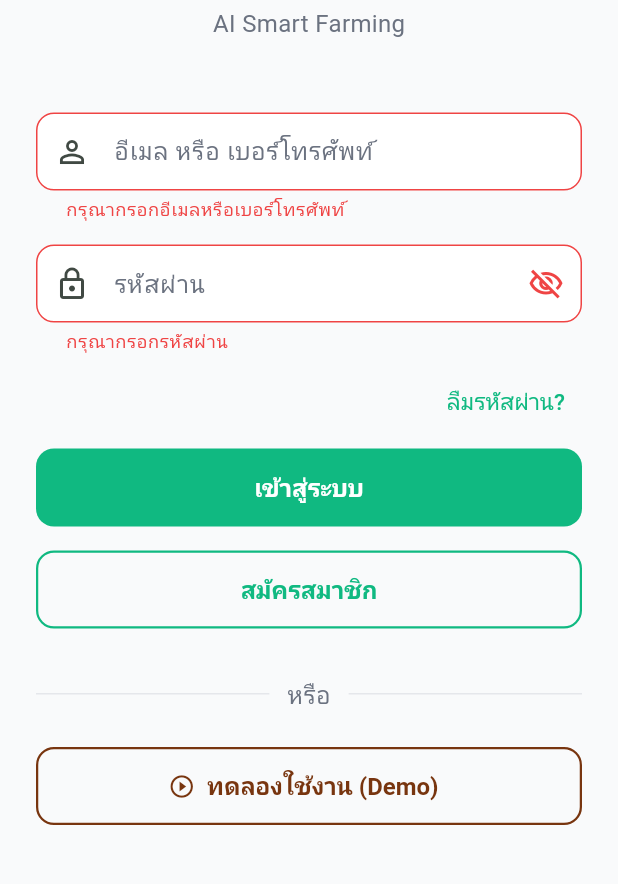
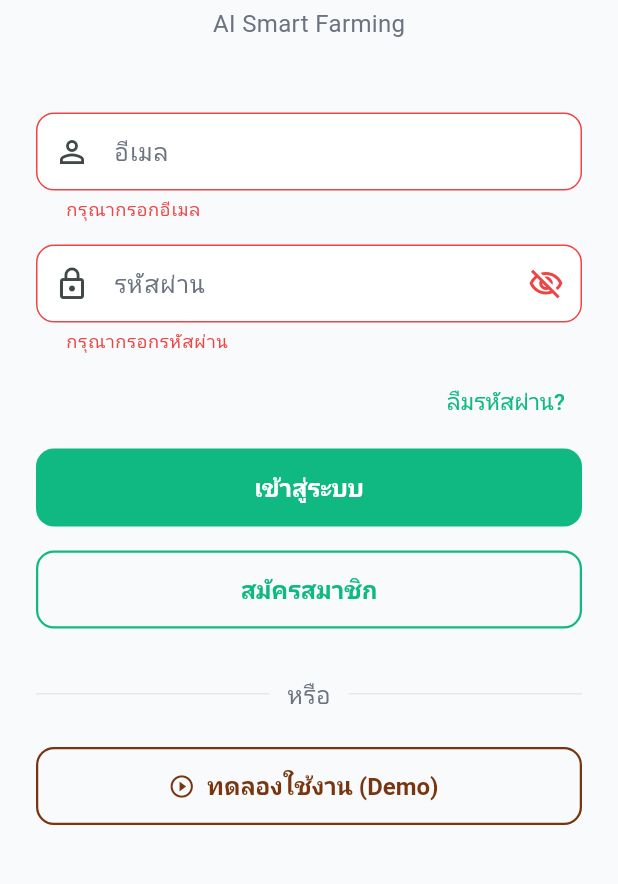
Before and after one commit to tanth123-h/argi, a Flutter app: the screen it shows after launch, after a tap on "เข้าสู่ระบบ", on a phone screen of 412 x 824 dp, the part 288-1172 px from its top. Run offline on Flutter 3.47's test engine with Material 3 defaults, Android fonts, the phone set to English and light mode, and no system bars; our stand-ins replace equatable, fl_chart, flutter_map, flutter_riverpod, geolocator, go_router and 5 more; missing offline and left inert: mqtt_client; accounts and stored records are empty; generated files the repository leaves out were written again.

Commit message:
fix: validate auth emails before signup

```diff
--- /dev/null
+++ b/lib/features/auth/domain/auth_input_validator.dart
@@ -0,0 +1,10 @@
+class AuthInputValidator {
+  AuthInputValidator._();
+
+  static String? emailError(String? value) {
+    final email = value?.trim() ?? '';
+    if (email.isEmpty) return 'กรุณากรอกอีเมล';
+    final valid = RegExp(r'^[^\s@]+@[^\s@]+\.[^\s@]+$').hasMatch(email);
+    return valid ? null : 'กรุณากรอกอีเมลให้ถูกต้อง เช่น farmer@example.com';
+  }
+}
--- a/lib/features/auth/presentation/screens/login_screen.dart
+++ b/lib/features/auth/presentation/screens/login_screen.dart
@@ -3,6 +3,7 @@ import 'package:flutter_riverpod/flutter_riverpod.dart';
 import 'package:go_router/go_router.dart';
 import 'package:chaona_app/app/theme.dart';
 import 'package:chaona_app/features/auth/presentation/providers/auth_provider.dart';
+import 'package:chaona_app/features/auth/domain/auth_input_validator.dart';
 
 class LoginScreen extends ConsumerStatefulWidget {
   const LoginScreen({super.key});
@@ -131,15 +132,10 @@ class _LoginScreenState extends ConsumerState<LoginScreen> {
                       controller: _identifierCtrl,
                       keyboardType: TextInputType.emailAddress,
                       decoration: const InputDecoration(
-                        labelText: 'อีเมล หรือ เบอร์โทรศัพท์',
+                        labelText: 'อีเมล',
                         prefixIcon: Icon(Icons.person_outline),
                       ),
-                      validator: (v) {
-                        if (v == null || v.trim().isEmpty) {
-                          return 'กรุณากรอกอีเมลหรือเบอร์โทรศัพท์';
-                        }
-                        return null;
-                      },
+                      validator: AuthInputValidator.emailError,
                     ),
                     const SizedBox(height: 16),
                     TextFormField(
--- a/lib/features/auth/presentation/screens/register_screen.dart
+++ b/lib/features/auth/presentation/screens/register_screen.dart
@@ -2,6 +2,7 @@ import 'package:flutter/material.dart';
 import 'package:flutter_riverpod/flutter_riverpod.dart';
 import 'package:go_router/go_router.dart';
 import 'package:chaona_app/app/theme.dart';
+import 'package:chaona_app/features/auth/domain/auth_input_validator.dart';
 
 class RegisterScreen extends ConsumerStatefulWidget {
   const RegisterScreen({super.key});
@@ -58,15 +59,10 @@ class _RegisterScreenState extends ConsumerState<RegisterScreen> {
                   controller: _identifierCtrl,
                   keyboardType: TextInputType.emailAddress,
                   decoration: const InputDecoration(
-                    labelText: 'อีเมล หรือ เบอร์โทรศัพท์',
+                    labelText: 'อีเมล',
                     prefixIcon: Icon(Icons.person_outline),
                   ),
-                  validator: (v) {
-                    if (v == null || v.trim().isEmpty) {
-                      return 'กรุณากรอกอีเมลหรือเบอร์โทรศัพท์';
-                    }
-                    return null;
-                  },
+                  validator: AuthInputValidator.emailError,
                 ),
                 const SizedBox(height: 16),
 
```
Also changed, not shown: 1 other file.
